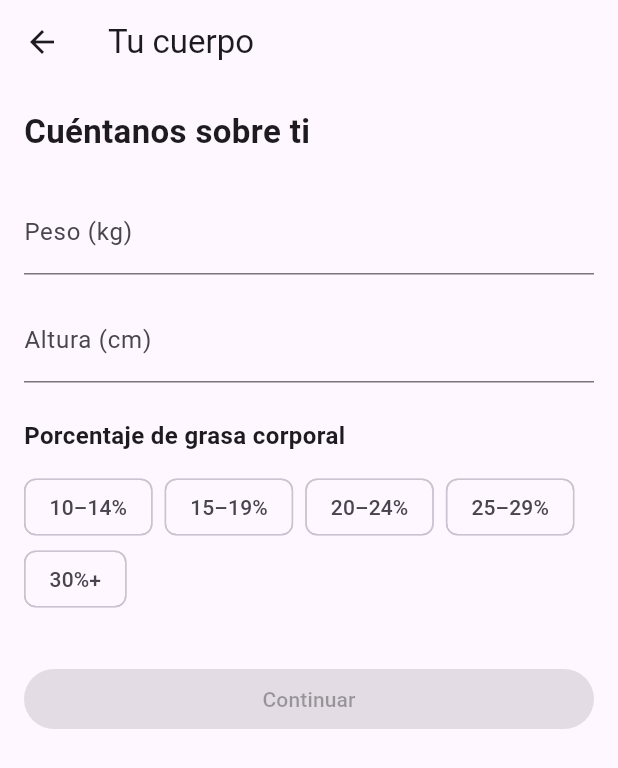
After one commit to sdduq01/trainapp-mobile, a Flutter app: the OnboardingStep1Page screen opened by its route, on a phone screen of 412 x 824 dp. The commit adds this screen. Shown: the top 768 px of the screen. Run offline on Flutter 3.47's test engine with Material 3 defaults, Android fonts, the phone set to English and light mode, and no system bars; our stand-ins replace cloud_firestore, firebase_auth, firebase_core; accounts and stored records are empty; network calls fail.

Commit message:
feat: complete onboarding step 1 and step 2 flow

```diff
--- /dev/null
+++ b/lib/onboarding/config/body_fat_options.dart
@@ -0,0 +1,7 @@
+const bodyFatOptions = [
+  {'label': '10–14%', 'value': 12.0},
+  {'label': '15–19%', 'value': 17.0},
+  {'label': '20–24%', 'value': 22.0},
+  {'label': '25–29%', 'value': 27.0},
+  {'label': '30%+', 'value': 32.0},
+];
--- /dev/null
+++ b/lib/onboarding/models/onboarding_data.dart
@@ -0,0 +1,44 @@
+class OnboardingData {
+  final double? weight;
+  final double? height;
+  final double? bodyFat;
+
+  final String? goal;
+  final int? trainingExperienceMonths;
+
+  OnboardingData({
+    this.weight,
+    this.height,
+    this.bodyFat,
+    this.goal,
+    this.trainingExperienceMonths,
+  });
+
+  OnboardingData copyWith({
+    double? weight,
+    double? height,
+    double? bodyFat,
+    String? goal,
+    int? trainingExperienceMonths,
+  }) {
+    return OnboardingData(
+      weight: weight ?? this.weight,
+      height: height ?? this.height,
+      bodyFat: bodyFat ?? this.bodyFat,
+      goal: goal ?? this.goal,
+      trainingExperienceMonths:
+          trainingExperienceMonths ?? this.trainingExperienceMonths,
+    );
+  }
+
+  @override
+  String toString() {
+    return '''
+Weight: $weight
+Height: $height
+BodyFat: $bodyFat
+Goal: $goal
+Experience: $trainingExperienceMonths months
+''';
+  }
+}
--- /dev/null
+++ b/lib/onboarding/step1/onboarding_step1_page.dart
@@ -0,0 +1,105 @@
+import 'package:flutter/material.dart';
+import '../models/onboarding_data.dart';
+import '../config/body_fat_options.dart';
+
+class OnboardingStep1Page extends StatefulWidget {
+  const OnboardingStep1Page({super.key});
+
+  @override
+  State<OnboardingStep1Page> createState() => _OnboardingStep1PageState();
+}
+
+class _OnboardingStep1PageState extends State<OnboardingStep1Page> {
+  final _weightController = TextEditingController();
+  final _heightController = TextEditingController();
+
+  double? _selectedBodyFat;
+
+  bool get _isValid =>
+      _weightController.text.isNotEmpty &&
+      _heightController.text.isNotEmpty &&
+      _selectedBodyFat != null;
+
+  void _continue() {
+    final data = OnboardingData(
+      weight: double.tryParse(_weightController.text),
+      height: double.tryParse(_heightController.text),
+      bodyFat: _selectedBodyFat,
+    );
+
+    Navigator.pushNamed(
+      context,
+      '/onboarding/step2',
+      arguments: data,
+    );
+  }
+
+  @override
+  Widget build(BuildContext context) {
+    return Scaffold(
+      appBar: AppBar(title: const Text('Tu cuerpo')),
+      body: Padding(
+        padding: const EdgeInsets.all(16),
+        child: ListView(
+          children: [
+            const Text(
+              'Cuéntanos sobre ti',
+              style: TextStyle(fontSize: 22, fontWeight: FontWeight.bold),
+            ),
+            const SizedBox(height: 24),
+
+            TextField(
+              controller: _weightController,
+              keyboardType: TextInputType.number,
+              decoration: const InputDecoration(
+                labelText: 'Peso (kg)',
+              ),
+              onChanged: (_) => setState(() {}),
+            ),
+
+            const SizedBox(height: 16),
+
+            TextField(
+              controller: _heightController,
+              keyboardType: TextInputType.number,
+              decoration: const InputDecoration(
+                labelText: 'Altura (cm)',
+              ),
+              onChanged: (_) => setState(() {}),
+            ),
+
+            const SizedBox(height: 24),
+            const Text(
+              'Porcentaje de grasa corporal',
+              style: TextStyle(fontSize: 16, fontWeight: FontWeight.w600),
+            ),
+            const SizedBox(height: 12),
+
+            Wrap(
+              spacing: 8,
+              children: [
+                for (final option in bodyFatOptions)
+                  ChoiceChip(
+                    label: Text(option['label'] as String),
+                    selected: _selectedBodyFat == option['value'],
+                    onSelected: (_) {
+                      setState(() {
+                        _selectedBodyFat = option['value'] as double;
+                      });
+                    },
+                  ),
+              ],
+            ),
+
+            const SizedBox(height: 32),
+
+            ElevatedButton(
+              onPressed: _isValid ? _continue : null,
+              child: const Text('Continuar'),
+            ),
+          ],
+        ),
+      ),
+    );
+  }
+}
```
Also changed, not shown: lib/app.dart (+9 -2 lines), lib/onboarding/step2/onboarding_step2_page.dart (added, +106 -0 lines), lib/profile/models/user_profile.dart (+51 -0 lines), lib/profile/profile_service.dart (+5 -4 lines).
